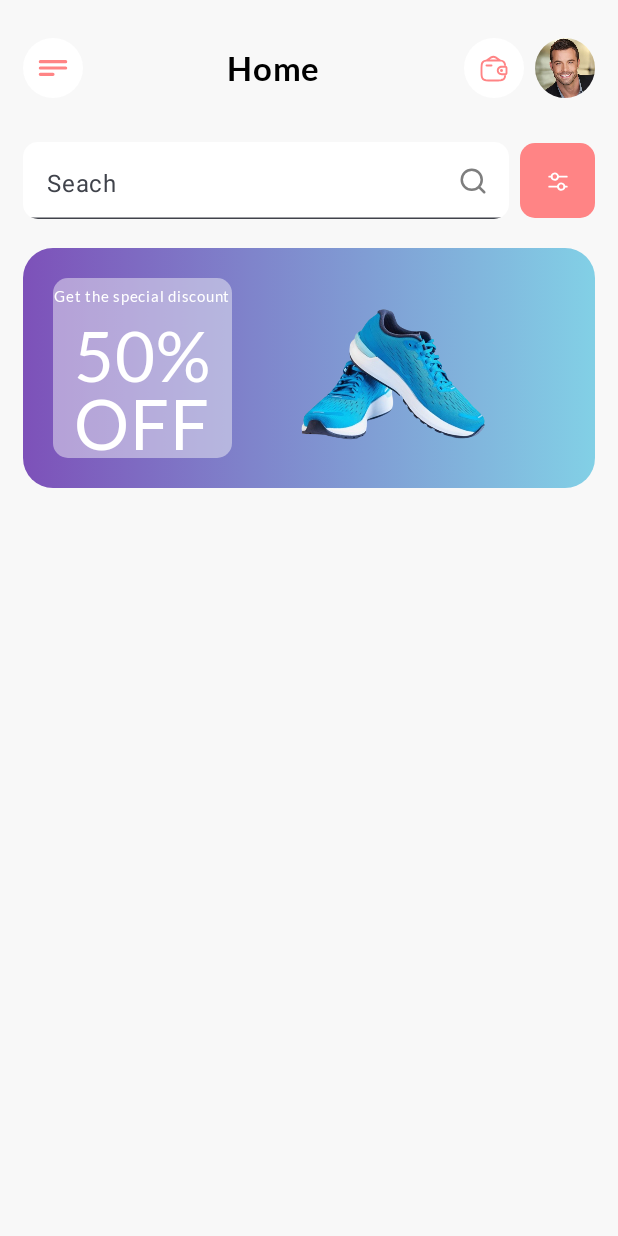
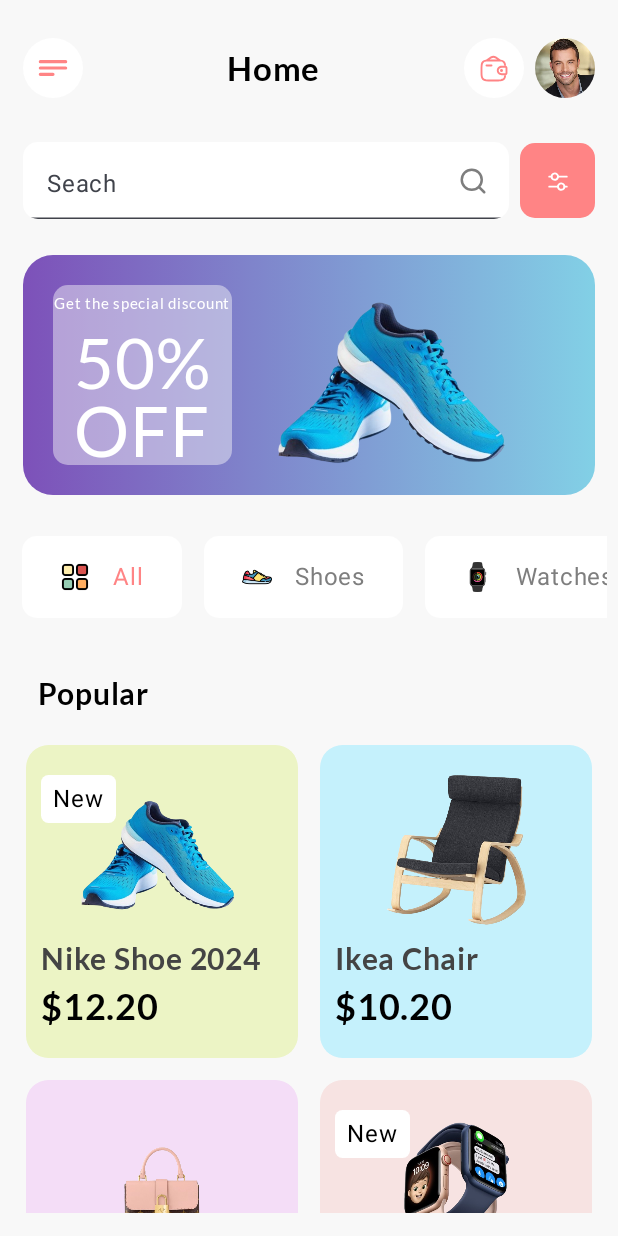
Before and after one commit to basitbhatti/ECommerceUI-Compose-, an Android app built with Jetpack Compose: the screen it shows after launch (MainActivity), on a phone screen of 412 x 824 dp. Run offline under Robolectric (Android 15) with nearby library versions, the phone set to English and light mode, and no system bars.

Commit message:
ECommerce UI First Commit.

```diff
--- /dev/null
+++ b/app/src/main/java/com/example/ecommerceui/model/Category.kt
@@ -0,0 +1,5 @@
+package com.example.ecommerceui.model
+
+import androidx.annotation.DrawableRes
+
+data class Category(val name:String, @DrawableRes val iconId : Int)
--- /dev/null
+++ b/app/src/main/java/com/example/ecommerceui/model/Product.kt
@@ -0,0 +1,13 @@
+package com.example.ecommerceui.model
+
+import androidx.annotation.DrawableRes
+import androidx.compose.ui.graphics.Color
+
+data class Product(
+    val name: String,
+    val price: String,
+    @DrawableRes val imageId: Int,
+    val isNew: Boolean,
+    val discount: Float,
+    val backgroundColor : Color
+)
--- a/app/src/main/java/com/example/ecommerceui/ui/HomeScreen.kt
+++ b/app/src/main/java/com/example/ecommerceui/ui/HomeScreen.kt
@@ -2,6 +2,7 @@ package com.example.ecommerceui.ui
 
 import androidx.compose.foundation.Image
 import androidx.compose.foundation.background
+import androidx.compose.foundation.clickable
 import androidx.compose.foundation.layout.Arrangement
 import androidx.compose.foundation.layout.Box
 import androidx.compose.foundation.layout.Column
@@ -12,6 +13,9 @@ import androidx.compose.foundation.layout.fillMaxWidth
 import androidx.compose.foundation.layout.height
 import androidx.compose.foundation.layout.padding
 import androidx.compose.foundation.layout.size
+import androidx.compose.foundation.lazy.LazyRow
+import androidx.compose.foundation.lazy.grid.GridCells
+import androidx.compose.foundation.lazy.grid.LazyVerticalGrid
 import androidx.compose.foundation.shape.CircleShape
 import androidx.compose.foundation.shape.RoundedCornerShape
 import androidx.compose.material3.ExperimentalMaterial3Api
@@ -33,18 +37,26 @@ import androidx.compose.ui.layout.ContentScale
 import androidx.compose.ui.res.painterResource
 import androidx.compose.ui.text.font.FontWeight
 import androidx.compose.ui.text.input.TextFieldValue
+import androidx.compose.ui.tooling.preview.Preview
 import androidx.compose.ui.unit.dp
 import androidx.compose.ui.unit.sp
 import com.example.ecommerceui.R
+import com.example.ecommerceui.model.Category
+import com.example.ecommerceui.model.Product
 import com.example.ecommerceui.ui.theme.BGWhite
 import com.example.ecommerceui.ui.theme.GradientColorEnd
 import com.example.ecommerceui.ui.theme.GradientColorStart
 import com.example.ecommerceui.ui.theme.GreyIcon
+import com.example.ecommerceui.ui.theme.LightBlueCard
+import com.example.ecommerceui.ui.theme.LightGreenCard
+import com.example.ecommerceui.ui.theme.LightOrangeCard
+import com.example.ecommerceui.ui.theme.LightPinkCard
 import com.example.ecommerceui.ui.theme.LightRed
 import com.example.ecommerceui.ui.theme.WhiteTransparent
 import com.example.ecommerceui.ui.theme.fontFamily
 
 
+@Preview(showBackground = true)
 @Composable
 fun HomeScreen() {
     Box(
@@ -56,6 +68,33 @@ fun HomeScreen() {
             TopBarSection()
             SearchBarSection()
             BannerCardSection()
+            ChipSection(
+                listOf(
+                    Category("All", R.drawable.categories),
+                    Category("Shoes", R.drawable.sneakers),
+                    Category("Watches", R.drawable.smartwatch),
+                    Category("Apparel", R.drawable.apparel)
+                )
+            )
+
+            PopularProductSection(
+                listOfProducts = listOf(
+                    Product(
+                        "Nike Shoe 2024",
+                        "$12.20",
+                        R.drawable.image_shoe,
+                        true,
+                        0.0f,
+                        LightGreenCard
+                    ), Product(
+                        "Ikea Chair", "$10.20", R.drawable.chair, false, 0.0f, LightBlueCard
+                    ), Product(
+                        "LV Pink Bag", "$112.20", R.drawable.bag, false, 0.0f, LightPinkCard
+                    ), Product(
+                        "Apple Watch 6", "$212.20", R.drawable.watch, true, 0.0f, LightOrangeCard
+                    )
+                )
+            )
         }
     }
 }
@@ -175,9 +214,7 @@ fun SearchBarSection() {
         }
 
         Box(
-            modifier = Modifier
-                .fillMaxSize(),
-            contentAlignment = Alignment.CenterEnd
+            modifier = Modifier.fillMaxSize(), contentAlignment = Alignment.CenterEnd
         ) {
 
             Box(
@@ -185,8 +222,7 @@ fun SearchBarSection() {
                     .size(50.dp)
                     .fillMaxHeight()
                     .clip(RoundedCornerShape(10.dp))
-                    .background(LightRed),
-                contentAlignment = Alignment.Center
+                    .background(LightRed), contentAlignment = Alignment.Center
             ) {
                 Icon(
                     modifier = Modifier.size(20.dp),
@@ -205,15 +241,14 @@ fun SearchBarSection() {
 fun BannerCardSection() {
     Box(
         modifier = Modifier
-            .padding(15.dp)
+            .padding(horizontal = 15.dp, vertical = 20.dp)
             .clip(RoundedCornerShape(20.dp))
             .fillMaxWidth()
             .height(160.dp)
             .background(
                 brush = Brush.horizontalGradient(
                     colors = listOf(
-                        GradientColorStart,
-                        GradientColorEnd
+                        GradientColorStart, GradientColorEnd
                     )
                 )
             )
@@ -234,18 +269,29 @@ fun BannerCardSection() {
                 verticalArrangement = Arrangement.Center,
                 horizontalAlignment = Alignment.CenterHorizontally
             ) {
-
-                Text(text = "Get the special discount", fontSize = 10.sp, fontFamily = fontFamily, color = Color.White)
-
-                Text(text = "50%\nOFF", fontSize = 46.sp, lineHeight = 45.sp, fontFamily = fontFamily, color = Color.White)
-
+                Text(
+                    text = "Get the special discount",
+                    fontSize = 10.sp,
+                    fontFamily = fontFamily,
+                    color = Color.White
+                )
+                Text(
+                    text = "50%\nOFF",
+                    fontSize = 46.sp,
+                    lineHeight = 45.sp,
+                    fontFamily = fontFamily,
+                    color = Color.White
+                )
             }
 
-            Box(modifier = Modifier.fillMaxSize(), contentAlignment = Alignment.Center){
+            Box(modifier = Modifier.fillMaxSize(), contentAlignment = Alignment.Center) {
+
                 Image(
-                    painter = painterResource(id = R.drawable.shoe),
+                    painter = painterResource(id = R.drawable.image_shoe),
                     contentDescription = "",
-                    modifier = Modifier.fillMaxSize())
+                    contentScale = ContentScale.Crop,
+                    modifier = Modifier.fillMaxSize()
+                )
             }
 
         }
@@ -253,3 +299,138 @@ fun BannerCardSection() {
 
     }
 }
+
+@Composable
+fun ChipSection(categories: List<Category>) {
+    var selectedindex by remember {
+        mutableStateOf(0)
+    }
+    LazyRow(
+        modifier = Modifier.padding(horizontal = 7.5.dp)
+    ) {
+        items(categories.size) {
+            val category = categories[it]
+            Box(
+                modifier = Modifier
+                    .padding(7.5.dp)
+                    .clip(RoundedCornerShape(10.dp))
+                    .background(Color.White)
+                    .clickable { selectedindex = it },
+                contentAlignment = Alignment.Center
+            ) {
+                Row(
+                    horizontalArrangement = Arrangement.SpaceAround,
+                    verticalAlignment = Alignment.CenterVertically,
+                    modifier = Modifier.padding(horizontal = 25.dp, vertical = 15.dp)
+                ) {
+                    Image(
+                        modifier = Modifier.size(20.dp),
+                        painter = painterResource(id = category.iconId),
+                        contentDescription = ""
+                    )
+                    Text(
+                        modifier = Modifier.padding(start = 15.dp),
+                        text = category.name,
+                        color = if (selectedindex == it) LightRed else GreyIcon
+                    )
+                }
+            }
+        }
+    }
+}
+
+@Composable
+fun PopularProductSection(listOfProducts: List<Product>) {
+
+    Column(
+        modifier = Modifier.padding(horizontal = 10.dp, vertical = 15.dp)
+    ) {
+        Text(
+            modifier = Modifier.padding(15.dp),
+            text = "Popular",
+            fontFamily = fontFamily,
+            fontWeight = FontWeight.Bold,
+            fontSize = 20.sp,
+            color = Color.Black
+        )
+
+        LazyVerticalGrid(columns = GridCells.Adaptive(150.dp)) {
+            items(listOfProducts.size) {
+                val product = listOfProducts[it]
+                ProductCard(product)
+            }
+        }
+    }
+}
+
+@Composable
+fun ProductCard(product: Product) {
+
+    Column(
+        modifier = Modifier
+            .fillMaxSize()
+            .padding(start = 7.5.dp, end = 7.5.dp, top = 7.5.dp, bottom = 7.5.dp)
+            .clip(RoundedCornerShape(15.dp))
+            .background(product.backgroundColor)
+            .padding(vertical = 20.dp)
+
+    ) {
+        Box(
+            modifier = Modifier
+                .fillMaxWidth()
+                .fillMaxHeight(0.8f)
+        ) {
+
+            if (product.isNew) {
+                Text(
+                    text = "New",
+                    modifier = Modifier
+                        .padding(start = 10.dp)
+                        .align(Alignment.TopStart)
+                        .clip(RoundedCornerShape(5.dp))
+                        .background(Color.White)
+                        .padding(horizontal = 8.dp, vertical = 4.dp)
+                )
+            }
+
+            Image(
+                painter = painterResource(id = product.imageId),
+                modifier = Modifier
+                    .fillMaxSize()
+                    .size(100.dp),
+                contentDescription = ""
+            )
+
+        }
+
+        Column(
+            modifier = Modifier
+                .fillMaxWidth()
+                .fillMaxHeight(0.2f)
+        ) {
+
+            Text(
+                modifier = Modifier.padding(start = 10.dp, top = 10.dp),
+                text = product.name,
+                fontFamily = fontFamily,
+                fontWeight = FontWeight.Bold,
+                color = Color.DarkGray,
+                fontSize = 20.sp
+            )
+
+            Text(
+                modifier = Modifier.padding(start = 10.dp, top = 5.dp),
+                text = product.price,
+                fontFamily = fontFamily,
+                fontWeight = FontWeight.Bold,
+                color = Color.Black,
+                fontSize = 24.sp
+            )
+
+
+        }
+
+    }
+
+
+}
```
Also changed, not shown: app/src/main/res/drawable/apparel.png (added), app/src/main/res/drawable/bag.png (added), app/src/main/res/drawable/categories.png (added), app/src/main/res/drawable/chair.png (added), app/src/main/res/drawable/image_shoe.png (renamed from app/src/main/res/drawable/shoe.png), app/src/main/res/drawable/shoes.png (deleted), app/src/main/res/drawable/smartwatch.png (added), app/src/main/res/drawable/sneakers.png (added), app/src/main/res/drawable/watch.png (added).
